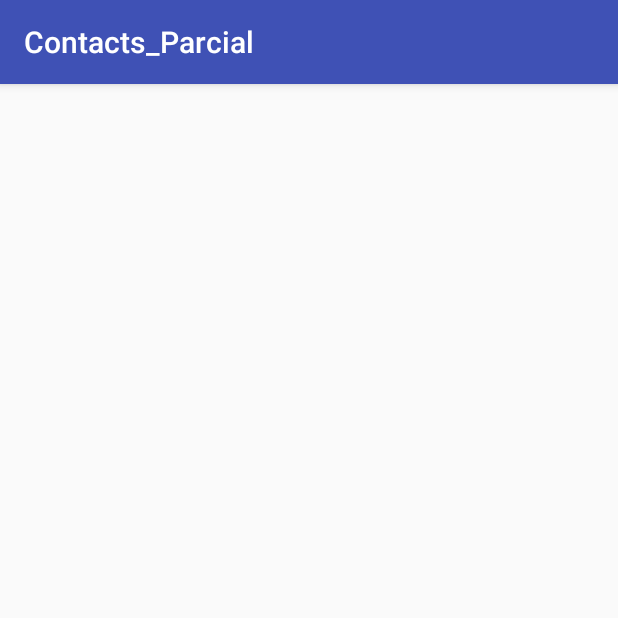
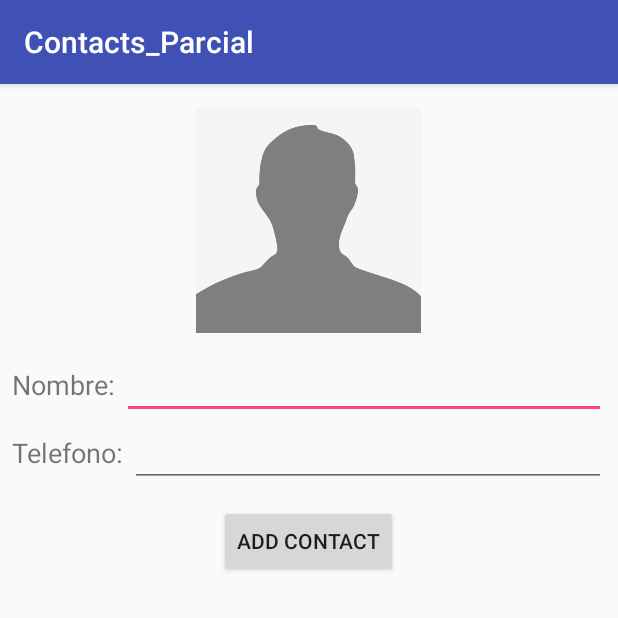
Before and after one commit to Moemeister/Contacts, an Android app: the AddContacts screen opened directly, with no data from a screen before it, on a phone screen of 412 x 824 dp, the top half of it. Run offline under Robolectric (Android 15) with nearby library versions, the phone set to English and light mode, and no system bars.

Commit message:
Se puede agregar un nuevo contacto

```diff
--- a/app/src/main/java/com/moesystems/contacts_parcial/AddContacts.java
+++ b/app/src/main/java/com/moesystems/contacts_parcial/AddContacts.java
@@ -1,13 +1,52 @@
 package com.moesystems.contacts_parcial;
 
+import android.app.Activity;
+import android.content.Context;
+import android.content.Intent;
 import android.support.v7.app.AppCompatActivity;
 import android.os.Bundle;
+import android.view.View;
+import android.widget.Button;
+import android.widget.EditText;
+import android.widget.ImageView;
+import android.widget.TextView;
+
+import java.util.ArrayList;
 
 public class AddContacts extends AppCompatActivity {
-
+    private EditText nombre, telefono;
+    private ImageView img;
+    private Contacts contacts;
+    private Button boton;
+    private Context mContext;
+    private ArrayList<Contacts> mData;
+    public static final String EXTRA_CONTACT = "com.moesystems.contacts.EXTRA_CONTACT";
     @Override
     protected void onCreate(Bundle savedInstanceState) {
         super.onCreate(savedInstanceState);
         setContentView(R.layout.activity_add_contacts);
+
+        nombre = (EditText) findViewById(R.id.txt_name_add);
+        telefono = (EditText) findViewById(R.id.txt_phone_add);
+        img = (ImageView) findViewById(R.id.add_picture);
+        boton = (Button) findViewById(R.id.botonadd);
+
+        Intent intent = getIntent();
+        contacts = intent.hasExtra(EXTRA_CONTACT)? (Contacts)intent.getParcelableExtra(EXTRA_CONTACT): (new Contacts());
+
+        nombre.setText(contacts.getName());
+        telefono.setText(contacts.getPhone());
+        img.setImageResource(R.drawable.empty_face);
+
+
+    }
+    public void saveContact(View view) {
+
+        contacts.setName(nombre.getText().toString());
+        contacts.setPhone(telefono.getText().toString());
+        Intent returnIntent = new Intent();
+        returnIntent.putExtra(EXTRA_CONTACT, contacts);
+        setResult(Activity.RESULT_OK, returnIntent);
+        finish();
     }
 }
--- a/app/src/main/res/layout-land/activity_main.xml
+++ b/app/src/main/res/layout-land/activity_main.xml
@@ -59,6 +59,7 @@
         android:scaleType="fitXY"
         android:layout_gravity="end|bottom"
         android:layout_margin="8dp"
+        android:onClick="addContacttoList"
         android:clickable="true"
 
         />
--- a/app/src/main/res/layout/activity_add_contacts.xml
+++ b/app/src/main/res/layout/activity_add_contacts.xml
@@ -1,9 +1,60 @@
 <?xml version="1.0" encoding="utf-8"?>
-<android.support.constraint.ConstraintLayout xmlns:android="http://schemas.android.com/apk/res/android"
+<LinearLayout xmlns:android="http://schemas.android.com/apk/res/android"
     xmlns:app="http://schemas.android.com/apk/res-auto"
     xmlns:tools="http://schemas.android.com/tools"
     android:layout_width="match_parent"
     android:layout_height="match_parent"
-    tools:context=".AddContacts">
+    tools:context=".AddContacts"
 
-</android.support.constraint.ConstraintLayout>
+    android:orientation="vertical"
+    android:padding="8dp">
+    <ImageView
+        android:id="@+id/add_picture"
+        android:layout_marginTop="8dp"
+        android:layout_width="150dp"
+        android:layout_height="150dp"
+        android:layout_gravity="center"
+        android:src="@drawable/empty_face"
+        />
+    <LinearLayout
+        android:layout_marginTop="12dp"
+        android:layout_width="match_parent"
+        android:layout_height="wrap_content">
+        <TextView
+            android:id="@+id/lbl_name"
+            android:layout_width="wrap_content"
+            android:layout_height="wrap_content"
+            android:text="Nombre: "
+            android:textSize="18sp"/>
+        <EditText
+            android:id="@+id/txt_name_add"
+            android:layout_width="match_parent"
+            android:layout_height="wrap_content"
+            />
+    </LinearLayout>
+    <LinearLayout
+        android:layout_width="match_parent"
+        android:layout_height="wrap_content">
+        <TextView
+            android:id="@+id/lbl_phone"
+            android:layout_width="wrap_content"
+            android:layout_height="wrap_content"
+            android:text="Telefono: "
+            android:textSize="18sp"/>
+        <EditText
+            android:id="@+id/txt_phone_add"
+            android:inputType="phone"
+            android:layout_width="match_parent"
+            android:layout_height="wrap_content"
+            />
+    </LinearLayout>
+    <Button
+        android:id="@+id/botonadd"
+        android:layout_width="wrap_content"
+        android:layout_height="wrap_content"
+        android:text="Add Contact"
+        android:layout_marginTop="12dp"
+        android:onClick="saveContact"
+        android:layout_gravity="center"/>
+
+</LinearLayout>
--- a/app/src/main/res/layout/activity_main.xml
+++ b/app/src/main/res/layout/activity_main.xml
@@ -45,6 +45,7 @@
         android:scaleType="fitXY"
         android:layout_gravity="end|bottom"
         android:layout_margin="8dp"
+        android:onClick="agregarContacto"
         android:clickable="true"
 
         />
```
Also changed, not shown: app/src/main/java/com/moesystems/contacts_parcial/MainActivity.java (+51 -2 lines).
